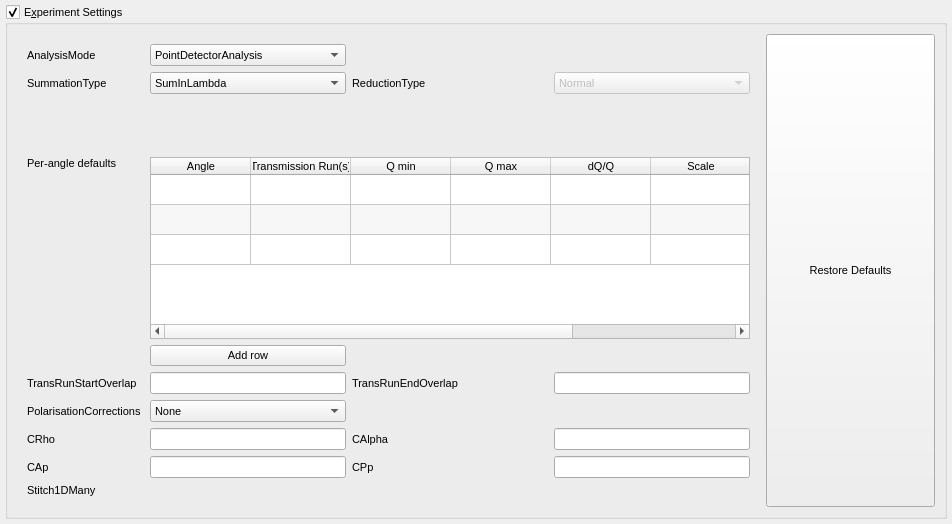
Before: the Qt Designer form qt/scientific_interfaces/ISISReflectometry/GUI/Experiment/ExperimentWidget.ui in mantidproject/mantid, drawn with Qt 5.
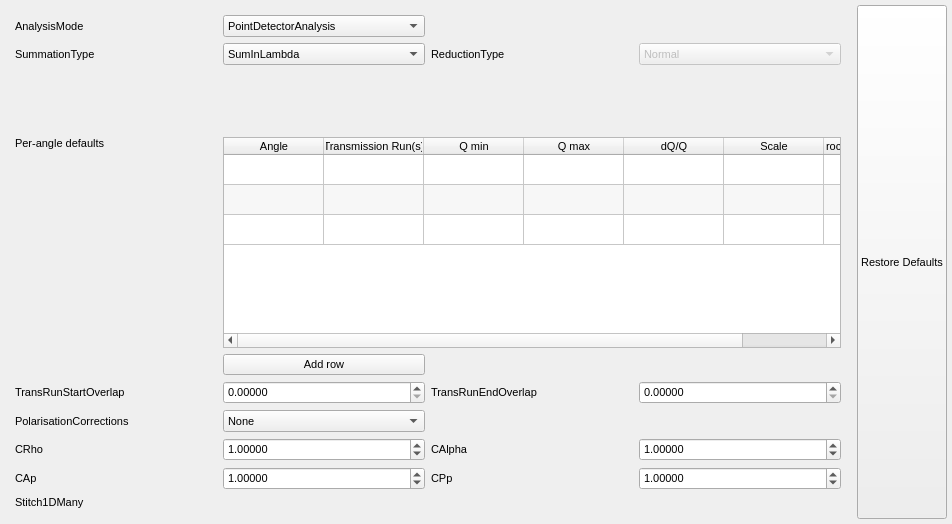
After: the same form once the commit is applied.

Commit message:
Added basic experiment view and presenter.
Re #22263

Diff of the .ui file:
```diff
--- a/qt/scientific_interfaces/ISISReflectometry/GUI/Experiment/ExperimentWidget.ui
+++ b/qt/scientific_interfaces/ISISReflectometry/GUI/Experiment/ExperimentWidget.ui
@@ -26,7 +26,7 @@
   <property name="windowTitle">
    <string>Settings Tab</string>
   </property>
-  <layout class="QVBoxLayout" name="settingsMainLayout" stretch="0">
+  <layout class="QHBoxLayout" name="horizontalLayout" stretch="0,0">
    <property name="leftMargin">
     <number>5</number>
    </property>
@@ -39,15 +39,6 @@
    <property name="bottomMargin">
     <number>5</number>
    </property>
-   <item>
-    <widget class="QGroupBox" name="expSettingsGroup">
-     <property name="title">
-      <string>E&amp;xperiment Settings</string>
-     </property>
-     <property name="checkable">
-      <bool>true</bool>
-     </property>
-     <layout class="QHBoxLayout" name="horizontalLayout_2" stretch="0,2">
       <item>
        <layout class="QGridLayout" name="expSettingsGrid" rowstretch="1,1,1,1,1,1,1,1,0,0,0,0" columnstretch="1,1,1,1">
         <property name="leftMargin">
@@ -184,12 +175,6 @@
           </column>
          </widget>
         </item>
-        <item row="9" column="1">
-         <widget class="QLineEdit" name="CRhoEdit"/>
-        </item>
-        <item row="10" column="3">
-         <widget class="QLineEdit" name="CPpEdit"/>
-        </item>
         <item row="7" column="2">
          <widget class="QLabel" name="endOverlapLabel">
           <property name="minimumSize">
@@ -203,9 +188,6 @@
           </property>
          </widget>
         </item>
-        <item row="7" column="1">
-         <widget class="QLineEdit" name="startOverlapEdit"/>
-        </item>
         <item row="10" column="0">
          <widget class="QLabel" name="CApLabel">
           <property name="text">
@@ -246,9 +228,6 @@
           </property>
          </widget>
         </item>
-        <item row="10" column="1">
-         <widget class="QLineEdit" name="CApEdit"/>
-        </item>
         <item row="11" column="0">
          <widget class="QLabel" name="stitchLabel">
           <property name="text">
@@ -307,9 +286,6 @@
           </item>
          </widget>
         </item>
-        <item row="7" column="3">
-         <widget class="QLineEdit" name="endOverlapEdit"/>
-        </item>
         <item row="7" column="0">
          <widget class="QLabel" name="startOverlapLabel">
           <property name="text">
@@ -330,9 +306,6 @@
           </property>
          </widget>
         </item>
-        <item row="9" column="3">
-         <widget class="QLineEdit" name="CAlphaEdit"/>
-        </item>
         <item row="9" column="0">
          <widget class="QLabel" name="CRhoLabel">
           <property name="text">
@@ -408,6 +381,75 @@
           </property>
          </widget>
         </item>
+     <item row="7" column="1">
+      <widget class="QDoubleSpinBox" name="startOverlapEdit">
+       <property name="decimals">
+        <number>5</number>
+       </property>
+       <property name="maximum">
+        <double>100000.000000000000000</double>
+       </property>
+      </widget>
+     </item>
+     <item row="7" column="3">
+      <widget class="QDoubleSpinBox" name="endOverlapEdit">
+       <property name="decimals">
+        <number>5</number>
+       </property>
+      </widget>
+     </item>
+     <item row="9" column="1">
+      <widget class="QDoubleSpinBox" name="CRhoEdit">
+       <property name="decimals">
+        <number>5</number>
+       </property>
+       <property name="maximum">
+        <double>100000.000000000000000</double>
+       </property>
+       <property name="value">
+        <double>1.000000000000000</double>
+       </property>
+      </widget>
+     </item>
+     <item row="9" column="3">
+      <widget class="QDoubleSpinBox" name="CAlphaEdit">
+       <property name="decimals">
+        <number>5</number>
+       </property>
+       <property name="maximum">
+        <double>100000.000000000000000</double>
+       </property>
+       <property name="value">
+        <double>1.000000000000000</double>
+       </property>
+      </widget>
+     </item>
+     <item row="10" column="1">
+      <widget class="QDoubleSpinBox" name="CApEdit">
+       <property name="decimals">
+        <number>5</number>
+       </property>
+       <property name="maximum">
+        <double>100000.000000000000000</double>
+       </property>
+       <property name="value">
+        <double>1.000000000000000</double>
+       </property>
+      </widget>
+     </item>
+     <item row="10" column="3">
+      <widget class="QDoubleSpinBox" name="CPpEdit">
+       <property name="decimals">
+        <number>5</number>
+       </property>
+       <property name="maximum">
+        <double>100000.000000000000000</double>
+       </property>
+       <property name="value">
+        <double>1.000000000000000</double>
+       </property>
+      </widget>
+     </item>
        </layout>
       </item>
       <item>
@@ -434,9 +476,6 @@
          <number>100</number>
         </property>
         <layout class="QHBoxLayout" name="getExpDefaultsButtonLayout"/>
-       </widget>
-      </item>
-     </layout>
     </widget>
    </item>
   </layout>
```
Lines whose indentation alone changed are shown as unchanged. The commit also changes 25 other files.
